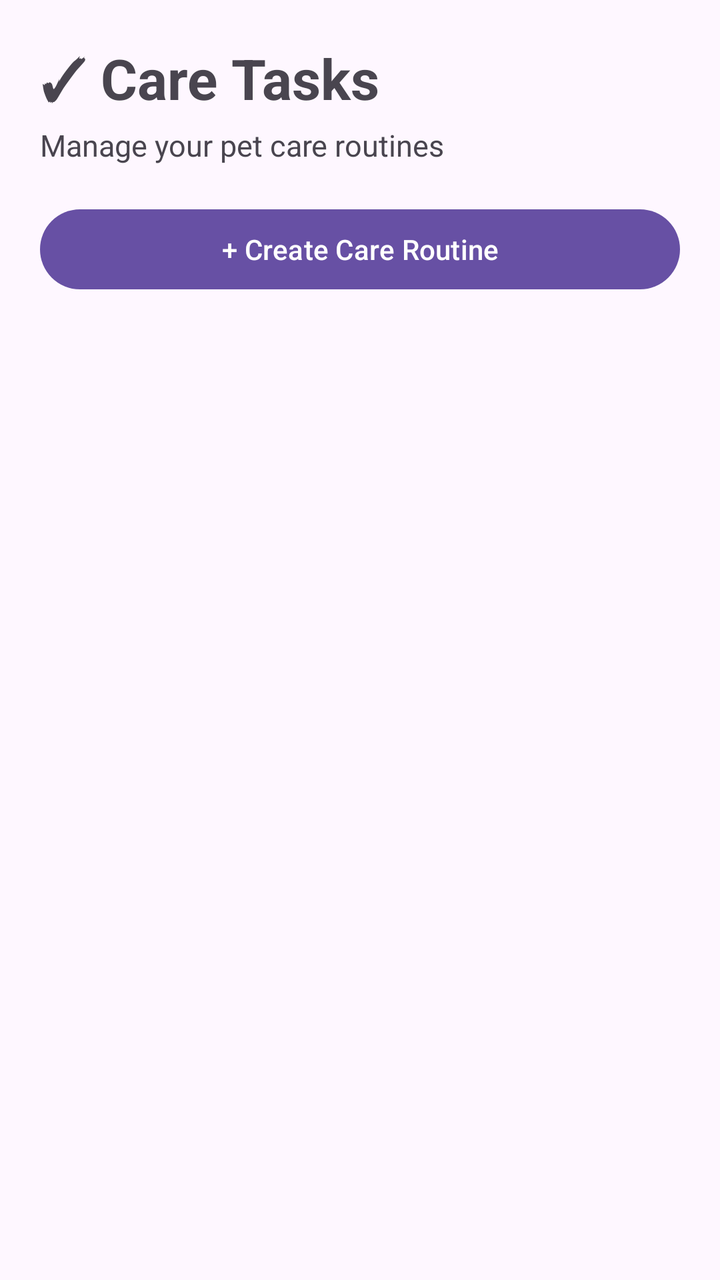
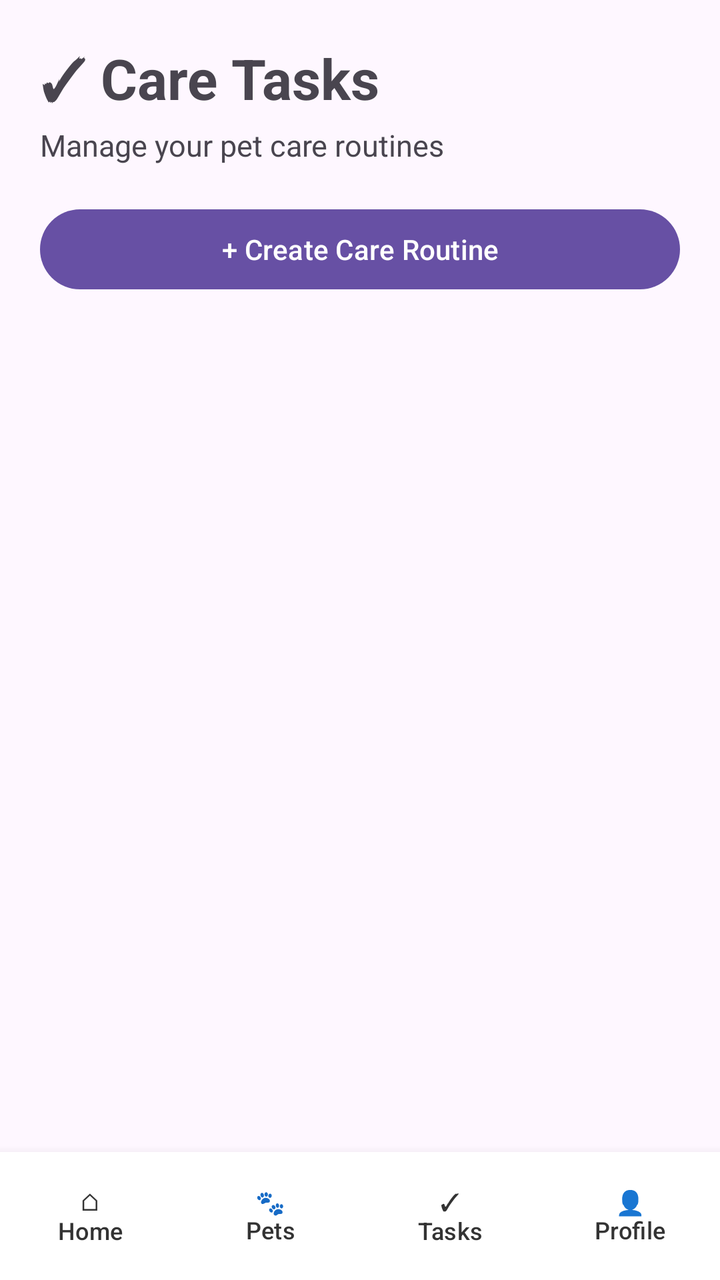

Compare the two renders of this Android layout. The source of the first and the diff that turns it into the second are given below.
<!-- AndroidManifest.xml: application theme Theme.PetCare -->
<!-- res/layout/activity_tasks.xml -->
<?xml version="1.0" encoding="utf-8"?>
<LinearLayout xmlns:android="http://schemas.android.com/apk/res/android"
    android:id="@+id/main"
    android:layout_width="match_parent"
    android:layout_height="match_parent"
    android:orientation="vertical"
    android:padding="20dp">

    <TextView
        android:layout_width="wrap_content"
        android:layout_height="wrap_content"
        android:text="✓ Care Tasks"
        android:textSize="28sp"
        android:textStyle="bold" />

    <TextView
        android:layout_width="wrap_content"
        android:layout_height="wrap_content"
        android:layout_marginTop="4dp"
        android:text="Manage your pet care routines"
        android:textSize="15sp" />

    <com.google.android.material.button.MaterialButton
        android:id="@+id/addTaskButton"
        android:layout_width="match_parent"
        android:layout_height="wrap_content"
        android:layout_marginTop="18dp"
        android:text="+ Create Care Routine" />

    <androidx.recyclerview.widget.RecyclerView
        android:id="@+id/tasksRecyclerView"
        android:layout_width="match_parent"
        android:layout_height="0dp"
        android:layout_marginTop="12dp"
        android:layout_weight="1" />

    <TextView
        android:id="@+id/emptyTextView"
        android:layout_width="match_parent"
        android:layout_height="wrap_content"
        android:gravity="center"
        android:padding="30dp"
        android:text="You haven't created any care routines yet."
        android:textSize="16sp"
        android:visibility="gone" />

</LinearLayout>
<!-- resources referenced by this layout -->
<resources>
  <style name="Theme.PetCare" parent="Base.Theme.PetCare" />
  <style name="Base.Theme.PetCare" parent="Theme.Material3.DayNight.NoActionBar">
          
          
      </style>
</resources>

<!-- the commit's change to res/layout/activity_tasks.xml (unified diff, before → after) -->
@@ -3,45 +3,112 @@
     android:id="@+id/main"
     android:layout_width="match_parent"
     android:layout_height="match_parent"
-    android:orientation="vertical"
-    android:padding="20dp">
+    android:orientation="vertical">
 
-    <TextView
-        android:layout_width="wrap_content"
-        android:layout_height="wrap_content"
-        android:text="✓ Care Tasks"
-        android:textSize="28sp"
-        android:textStyle="bold" />
+    <LinearLayout
+        android:layout_width="match_parent"
+        android:layout_height="0dp"
+        android:layout_weight="1"
+        android:orientation="vertical"
+        android:padding="20dp">
 
-    <TextView
-        android:layout_width="wrap_content"
-        android:layout_height="wrap_content"
-        android:layout_marginTop="4dp"
-        android:text="Manage your pet care routines"
-        android:textSize="15sp" />
+        <TextView
+            android:layout_width="wrap_content"
+            android:layout_height="wrap_content"
+            android:text="✓ Care Tasks"
+            android:textSize="28sp"
+            android:textStyle="bold" />
+
+        <TextView
+            android:layout_width="wrap_content"
+            android:layout_height="wrap_content"
+            android:layout_marginTop="4dp"
+            android:text="Manage your pet care routines"
+            android:textSize="15sp" />
+
+        <com.google.android.material.button.MaterialButton
+            android:id="@+id/addTaskButton"
+            android:layout_width="match_parent"
+            android:layout_height="wrap_content"
+            android:layout_marginTop="18dp"
+            android:text="+ Create Care Routine" />
+
+        <androidx.recyclerview.widget.RecyclerView
+            android:id="@+id/tasksRecyclerView"
+            android:layout_width="match_parent"
+            android:layout_height="0dp"
+            android:layout_marginTop="12dp"
+            android:layout_weight="1" />
+
+        <TextView
+            android:id="@+id/emptyTextView"
+            android:layout_width="match_parent"
+            android:layout_height="wrap_content"
+            android:gravity="center"
+            android:padding="30dp"
+            android:text="You haven't created any care routines yet."
+            android:textSize="16sp"
+            android:visibility="gone" />
+
+    </LinearLayout>
+
+    
+    <include
+        android:id="@+id/bottomNavigation"
+        layout="@layout/bottom_navigation" />
+
+</LinearLayout>
+<!-- res/layout/bottom_navigation.xml (included above) -->
+<?xml version="1.0" encoding="utf-8"?>
+<LinearLayout xmlns:android="http://schemas.android.com/apk/res/android"
+    android:layout_width="match_parent"
+    android:layout_height="64dp"
+    android:orientation="horizontal"
+    android:background="#FFFFFF"
+    android:elevation="8dp">
 
     <com.google.android.material.button.MaterialButton
-        android:id="@+id/addTaskButton"
-        android:layout_width="match_parent"
-        android:layout_height="wrap_content"
-        android:layout_marginTop="18dp"
-        android:text="+ Create Care Routine" />
+        android:id="@+id/navHomeButton"
+        android:layout_width="0dp"
+        android:layout_height="match_parent"
+        android:layout_weight="1"
+        android:text="⌂\nHome"
+        android:textSize="12sp"
+        android:gravity="center"
+        android:backgroundTint="@android:color/transparent"
+        android:textColor="#333333" />
 
-    <androidx.recyclerview.widget.RecyclerView
-        android:id="@+id/tasksRecyclerView"
-        android:layout_width="match_parent"
-        android:layout_height="0dp"
-        android:layout_marginTop="12dp"
-        android:layout_weight="1" />
+    <com.google.android.material.button.MaterialButton
+        android:id="@+id/navPetsButton"
+        android:layout_width="0dp"
+        android:layout_height="match_parent"
+        android:layout_weight="1"
+        android:text="🐾\nPets"
+        android:textSize="12sp"
+        android:gravity="center"
+        android:backgroundTint="@android:color/transparent"
+        android:textColor="#333333" />
 
-    <TextView
-        android:id="@+id/emptyTextView"
-        android:layout_width="match_parent"
-        android:layout_height="wrap_content"
+    <com.google.android.material.button.MaterialButton
+        android:id="@+id/navTasksButton"
+        android:layout_width="0dp"
+        android:layout_height="match_parent"
+        android:layout_weight="1"
+        android:text="✓\nTasks"
+        android:textSize="12sp"
         android:gravity="center"
-        android:padding="30dp"
-        android:text="You haven't created any care routines yet."
-        android:textSize="16sp"
-        android:visibility="gone" />
+        android:backgroundTint="@android:color/transparent"
+        android:textColor="#333333" />
+
+    <com.google.android.material.button.MaterialButton
+        android:id="@+id/navProfileButton"
+        android:layout_width="0dp"
+        android:layout_height="match_parent"
+        android:layout_weight="1"
+        android:text="👤\nProfile"
+        android:textSize="12sp"
+        android:gravity="center"
+        android:backgroundTint="@android:color/transparent"
+        android:textColor="#333333" />
 
 </LinearLayout>
